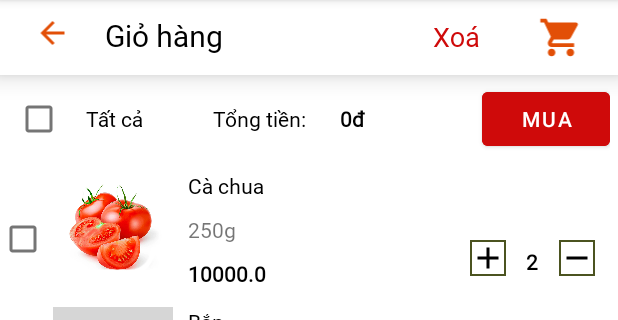
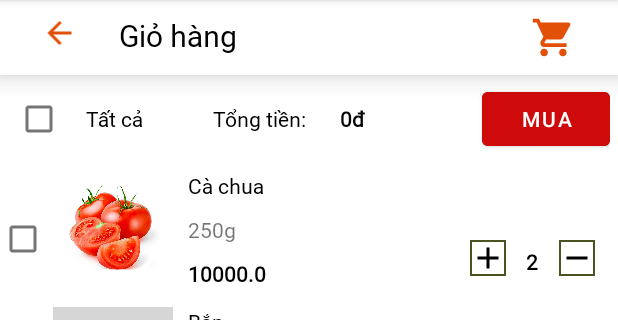
Before and after one commit to MyDuyen2/NewFreshFood, an Android app: the fragment giohangFragment placed in its activity, on a phone screen of 412 x 824 dp, the part 84-404 px from its top. Run offline under Robolectric (Android 15) with nearby library versions, the phone set to English and light mode, and no system bars; grey boxes are pictures that could not be loaded.

Commit message:
xóa giỏ hàng

```diff
--- a/app/src/main/java/com/lethimyduyen/myapplication/giohangFragment.java
+++ b/app/src/main/java/com/lethimyduyen/myapplication/giohangFragment.java
@@ -7,6 +7,7 @@ import androidx.annotation.NonNull;
 import androidx.annotation.Nullable;
 import androidx.appcompat.app.AppCompatActivity;
 import androidx.fragment.app.Fragment;
+import androidx.recyclerview.widget.ItemTouchHelper;
 import androidx.recyclerview.widget.LinearLayoutManager;
 import androidx.recyclerview.widget.RecyclerView;
 
@@ -14,13 +15,19 @@ import android.view.LayoutInflater;
 import android.view.View;
 import android.view.ViewGroup;
 import android.widget.Button;
+import android.widget.CheckBox;
+import android.widget.CompoundButton;
 import android.widget.FrameLayout;
+import android.widget.ImageView;
+import android.widget.TextView;
+import android.widget.Toast;
 
 import com.lethimyduyen.adapter.SCItemAdapter;
 import com.lethimyduyen.model.ShoppingCartItem;
 import com.lethimyduyen.myapplication.databinding.FragmentGiohangBinding;
 
 import java.util.ArrayList;
+import java.util.List;
 
 //public class giohangFragment extends AppCompatActivity {
 
@@ -41,10 +48,10 @@ import java.util.ArrayList;
             private RecyclerView recyclerview;
 
 
-            @Override
-            public void onCreate(Bundle savedInstanceState) {
-            super.onCreate(savedInstanceState);
-            }
+            //@Override
+            //public void onCreate(Bundle savedInstanceState) {
+            //super.onCreate(savedInstanceState);
+            //}
 
             @Override
             public View onCreateView(LayoutInflater inflater, ViewGroup container,
@@ -64,6 +71,7 @@ import java.util.ArrayList;
                     }
 
                 });
+
                 return rootView;
 
             }
@@ -79,10 +87,25 @@ import java.util.ArrayList;
                 recyclerview.setHasFixedSize(true);
                 SCItemAdapter scItemAdapter = new SCItemAdapter(getContext(), shoppingList);
                 recyclerview.setAdapter(scItemAdapter);
-                scItemAdapter.notifyDataSetChanged();
+
+                ItemTouchHelper itemTouchHelper = new ItemTouchHelper(new ItemTouchHelper.SimpleCallback(0, ItemTouchHelper.LEFT | ItemTouchHelper.RIGHT) {
+                    @Override
+                    public boolean onMove(@NonNull RecyclerView recyclerView, @NonNull RecyclerView.ViewHolder viewHolder, @NonNull RecyclerView.ViewHolder target) {
+                        return false;
+                    }
+
+                    @Override
+                    public void onSwiped(@NonNull RecyclerView.ViewHolder viewHolder, int direction) {
+                        int position = viewHolder.getAdapterPosition();
+                        shoppingList.remove(position);
+                        scItemAdapter.notifyDataSetChanged();
+                        Toast.makeText(getActivity(), "Bạn đã xóa một sản phẩm",Toast.LENGTH_SHORT).show();
+
+                    }
+                });
+                itemTouchHelper.attachToRecyclerView(recyclerview);
+
             }
-
-
 
             private void loadData(){
                 shoppingList = new ArrayList<>();
@@ -103,4 +126,6 @@ import java.util.ArrayList;
                 shoppingList.add(new ShoppingCartItem(R.drawable.taoxanh, R.drawable.ic_baseline_add_24, R.drawable.ic_baseline_remove_24,
                         false, "Táo xanh", "500g", 35000, 1));
             }
+
+
         }
--- a/app/src/main/res/layout/toolbar.xml
+++ b/app/src/main/res/layout/toolbar.xml
@@ -23,15 +23,6 @@
             android:fontFamily="@font/robotoserif"
             android:textColor="#000000" />
 
-        <TextView
-            android:layout_width="wrap_content"
-            android:layout_height="wrap_content"
-            android:layout_weight="1"
-            android:text="Xoá"
-            android:layout_marginStart="10dp"
-            android:textSize="18sp"
-            android:fontFamily="@font/robotoserif"
-            android:textColor="#CF0A0A"/>
 
         <ImageView
             android:id="@+id/imv_Giohang"
```
